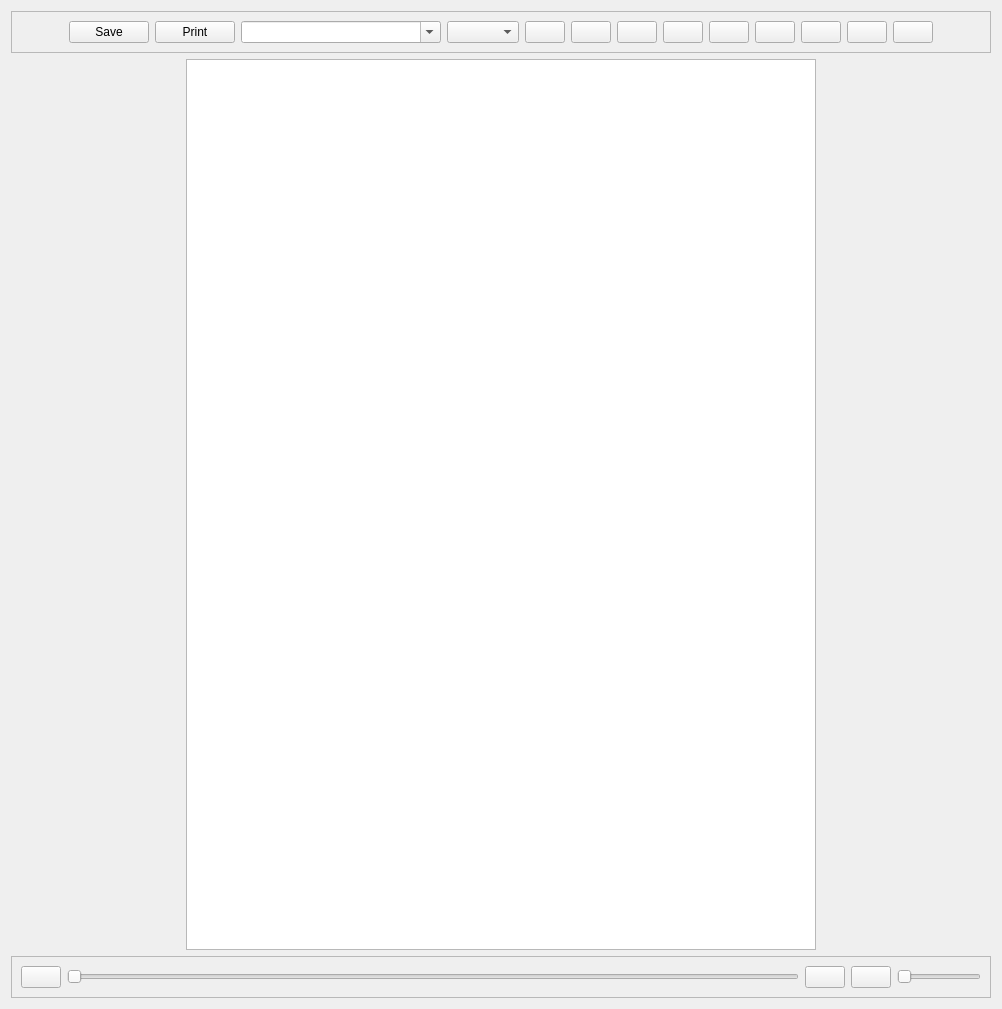
First picture: the form in ui_files/text_editor.ui, repository sanath111/rbhus_clone, before the edit.
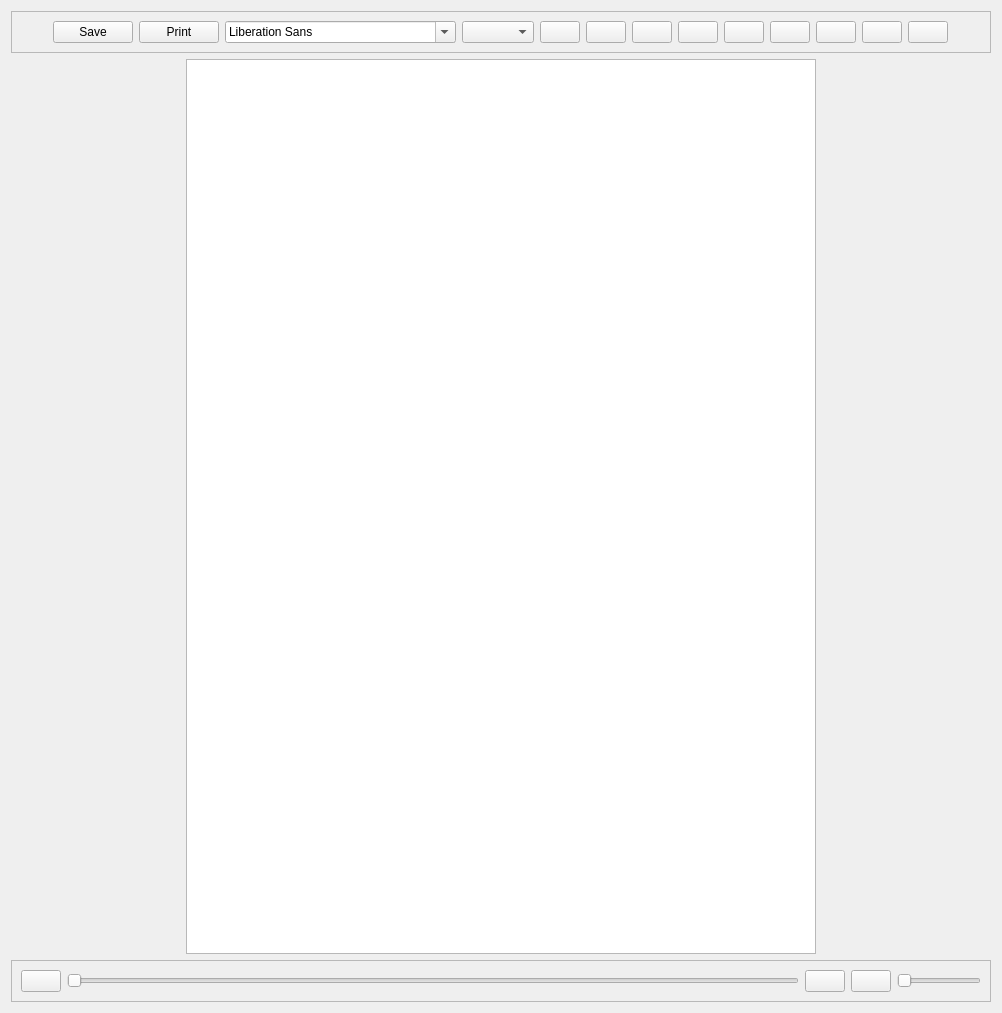
Second picture: the form after the edit.

What changed in the file:
```diff
--- a/ui_files/text_editor.ui
+++ b/ui_files/text_editor.ui
@@ -7,7 +7,7 @@
     <x>0</x>
     <y>0</y>
     <width>1002</width>
-    <height>994</height>
+    <height>1013</height>
    </rect>
   </property>
   <property name="windowTitle">
@@ -57,17 +57,7 @@
        </widget>
       </item>
       <item>
-       <widget class="QComboBox" name="fontBox">
-        <property name="minimumSize">
-         <size>
-          <width>200</width>
-          <height>0</height>
-         </size>
-        </property>
-        <property name="editable">
-         <bool>true</bool>
-        </property>
-       </widget>
+       <widget class="QFontComboBox" name="fontBox"/>
       </item>
       <item>
        <widget class="QComboBox" name="fontSizeBox"/>
```
